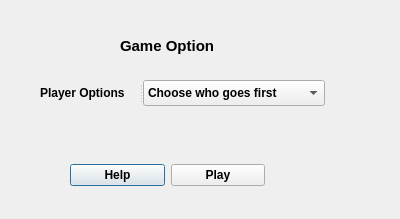
Before: the Qt Designer form TicTacToe/playergameoptions.ui in Amatarasu/A-Team, drawn with Qt 5.
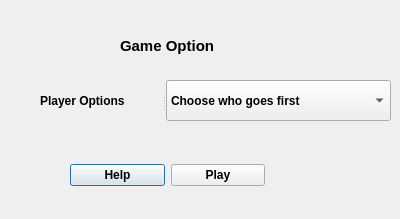
After: the same form once the commit is applied. Icons and pictures are not drawn.

Commit message: added a function to update the player's score

Patch:
```diff
--- a/TicTacToe/playergameoptions.ui
+++ b/TicTacToe/playergameoptions.ui
@@ -96,8 +96,8 @@
     <rect>
      <x>40</x>
      <y>80</y>
-     <width>285</width>
-     <height>26</height>
+     <width>351</width>
+     <height>41</height>
     </rect>
    </property>
    <property name="orientation">
```
The commit also changes 2 other files.
